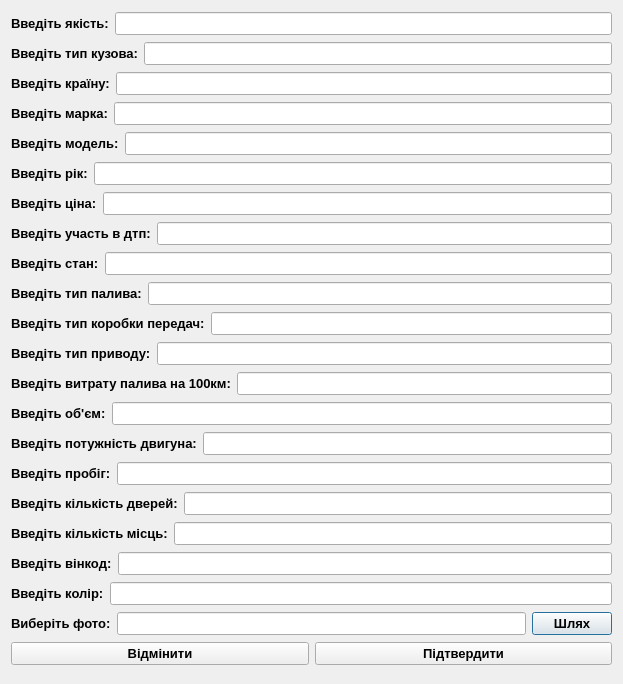
This is add.ui in Ultrafiolet4/Module_4 as Qt 5 draws it before an edit. The edited form follows.
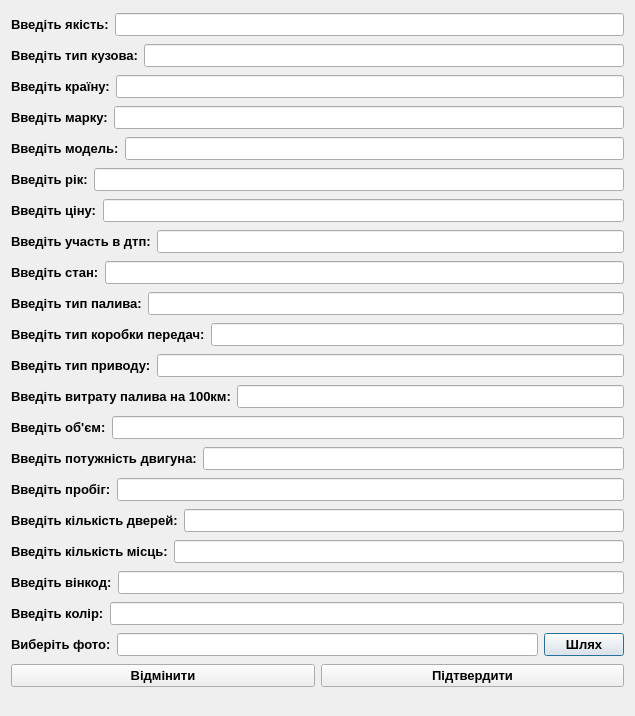
This is the edited form.

What changed in the file:
```diff
--- a/add.ui
+++ b/add.ui
@@ -6,8 +6,8 @@
    <rect>
     <x>0</x>
     <y>0</y>
-    <width>623</width>
-    <height>684</height>
+    <width>635</width>
+    <height>716</height>
    </rect>
   </property>
   <property name="font">
@@ -68,7 +68,7 @@
      <item>
       <widget class="QLabel" name="marka_lbl">
        <property name="text">
-        <string>Введіть марка:</string>
+        <string>Введіть марку:</string>
        </property>
       </widget>
      </item>
@@ -110,7 +110,7 @@
      <item>
       <widget class="QLabel" name="price_lbl">
        <property name="text">
-        <string>Введіть ціна:</string>
+        <string>Введіть ціну:</string>
        </property>
       </widget>
      </item>
```
